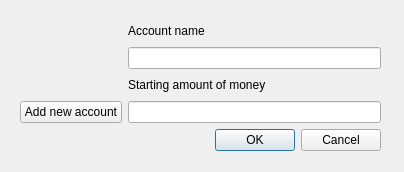
Qt form PyMoneyOrga/PyMoneyOrga/gui/dialogCreateNewAccount.ui (CRaNkXD/PyMoneyOrga) before a commit.
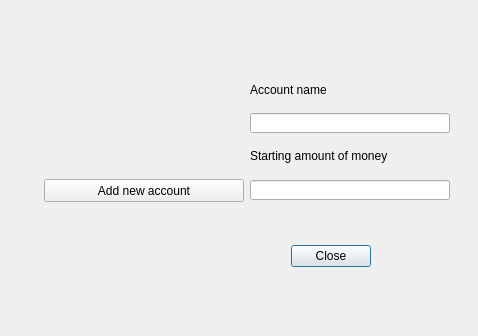
The same form after that commit.

Commit message: Added dialog for creating new accounts the main window and the dialog can comunicate now

Diff of the .ui file:
```diff
--- a/PyMoneyOrga/PyMoneyOrga/gui/dialogCreateNewAccount.ui
+++ b/PyMoneyOrga/PyMoneyOrga/gui/dialogCreateNewAccount.ui
@@ -2,58 +2,52 @@
 <ui version="4.0">
  <class>dialogCreateNewAccount</class>
  <widget class="QDialog" name="dialogCreateNewAccount">
-  <property name="enabled">
-   <bool>true</bool>
-  </property>
   <property name="geometry">
    <rect>
     <x>0</x>
     <y>0</y>
-    <width>404</width>
-    <height>172</height>
+    <width>478</width>
+    <height>336</height>
    </rect>
   </property>
-  <property name="sizePolicy">
-   <sizepolicy hsizetype="Expanding" vsizetype="Expanding">
-    <horstretch>0</horstretch>
-    <verstretch>0</verstretch>
-   </sizepolicy>
-  </property>
-  <property name="minimumSize">
-   <size>
-    <width>400</width>
-    <height>170</height>
-   </size>
-  </property>
   <property name="windowTitle">
    <string>CreateNewAccount</string>
   </property>
-  <property name="sizeGripEnabled">
-   <bool>false</bool>
-  </property>
-  <property name="modal">
-   <bool>false</bool>
-  </property>
-  <widget class="QWidget" name="">
+  <widget class="QDialogButtonBox" name="buttonBox">
    <property name="geometry">
     <rect>
-     <x>20</x>
-     <y>20</y>
-     <width>361</width>
-     <height>131</height>
+     <x>30</x>
+     <y>240</y>
+     <width>341</width>
+     <height>32</height>
     </rect>
    </property>
-   <layout class="QVBoxLayout" name="verticalLayout">
-    <property name="sizeConstraint">
-     <enum>QLayout::SetNoConstraint</enum>
-    </property>
-    <item>
-     <layout class="QGridLayout" name="gridLayout">
-      <property name="sizeConstraint">
-       <enum>QLayout::SetNoConstraint</enum>
-      </property>
-      <item row="0" column="1">
+   <property name="orientation">
+    <enum>Qt::Horizontal</enum>
+   </property>
+   <property name="standardButtons">
+    <set>QDialogButtonBox::Close</set>
+   </property>
+  </widget>
+  <widget class="QLineEdit" name="inputAccountName">
+   <property name="geometry">
+    <rect>
+     <x>250</x>
+     <y>113</y>
+     <width>200</width>
+     <height>20</height>
+    </rect>
+   </property>
+  </widget>
        <widget class="QLabel" name="labelAccountName">
+   <property name="geometry">
+    <rect>
+     <x>250</x>
+     <y>72</y>
+     <width>200</width>
+     <height>35</height>
+    </rect>
+   </property>
         <property name="text">
          <string>Account name</string>
         </property>
@@ -61,12 +55,25 @@
          <cstring>inputAccountName</cstring>
         </property>
        </widget>
-      </item>
-      <item row="1" column="1">
-       <widget class="QLineEdit" name="inputAccountName"/>
-      </item>
-      <item row="2" column="1">
+  <widget class="QLineEdit" name="inputInitialAmount">
+   <property name="geometry">
+    <rect>
+     <x>250</x>
+     <y>180</y>
+     <width>200</width>
+     <height>20</height>
+    </rect>
+   </property>
+  </widget>
        <widget class="QLabel" name="labelFirstAmount">
+   <property name="geometry">
+    <rect>
+     <x>250</x>
+     <y>139</y>
+     <width>200</width>
+     <height>34</height>
+    </rect>
+   </property>
         <property name="text">
          <string>Starting amount of money</string>
         </property>
@@ -74,45 +81,19 @@
          <cstring>inputInitialAmount</cstring>
         </property>
        </widget>
-      </item>
-      <item row="3" column="0">
        <widget class="QPushButton" name="buttonAddNewAccount">
+   <property name="geometry">
+    <rect>
+     <x>44</x>
+     <y>179</y>
+     <width>200</width>
+     <height>23</height>
+    </rect>
+   </property>
         <property name="text">
          <string>Add new account</string>
         </property>
        </widget>
-      </item>
-      <item row="3" column="1">
-       <widget class="QLineEdit" name="inputInitialAmount"/>
-      </item>
-     </layout>
-    </item>
-    <item>
-     <widget class="QDialogButtonBox" name="buttonBox">
-      <property name="orientation">
-       <enum>Qt::Horizontal</enum>
-      </property>
-      <property name="standardButtons">
-       <set>QDialogButtonBox::Cancel|QDialogButtonBox::Ok</set>
-      </property>
-     </widget>
-    </item>
-   </layout>
-  </widget>
-  <zorder>buttonBox</zorder>
-  <zorder>labelAccountName</zorder>
-  <zorder>buttonAddNewAccount</zorder>
-  <zorder>inputAccountName</zorder>
-  <zorder>inputInitialAmount</zorder>
-  <zorder>labelFirstAmount</zorder>
-  <zorder>buttonBox</zorder>
-  <zorder>buttonBox</zorder>
-  <zorder>buttonBox</zorder>
-  <zorder>buttonAddNewAccount</zorder>
-  <zorder>inputAccountName</zorder>
-  <zorder>labelAccountName</zorder>
-  <zorder>inputInitialAmount</zorder>
-  <zorder>labelFirstAmount</zorder>
  </widget>
  <resources/>
  <connections>
```
Left out of the diff: 22 changed lines with no effect on the pictures. Lines whose indentation alone changed are shown as unchanged. The commit also changes 8 other files.
